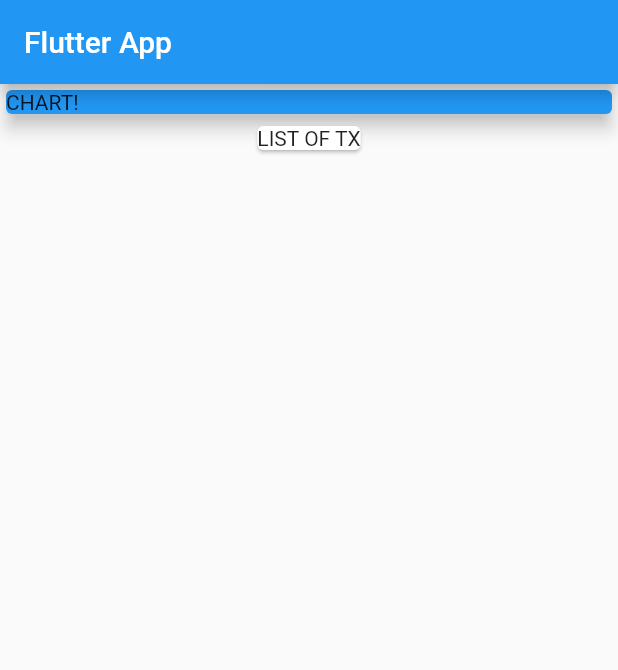
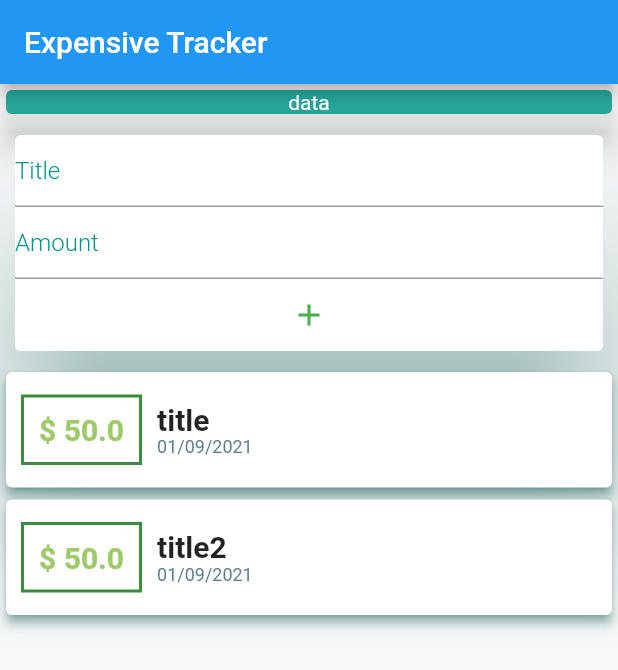
Before and after one commit to Atilian/app_flutter_expense_tracker, a Flutter app: the screen it shows after launch, on a phone screen of 412 x 824 dp. Shown: the top 670 px of the screen. Run offline on Flutter 3.47's test engine with Material 2 defaults, Android fonts, the phone set to English and light mode, and no system bars.

Commit message:
Add new feature

```diff
--- a/expense_tracker/lib/main.dart
+++ b/expense_tracker/lib/main.dart
@@ -1,4 +1,6 @@
 import 'package:flutter/material.dart';
+
+import '../widgets/user_transaction.dart';
 
 void main() => runApp(MyApp());
 
@@ -17,22 +19,30 @@ class MyHomePage extends StatelessWidget {
   Widget build(BuildContext context) {
     return Scaffold(
       appBar: AppBar(
-        title: Text('Flutter App'),
+        title: Text("Expensive Tracker"),
       ),
-      body: Column(
+      body: SingleChildScrollView(
+        child: Column(
+          mainAxisAlignment: MainAxisAlignment.start,
+          crossAxisAlignment: CrossAxisAlignment.stretch,
           children: <Widget>[
             Container(
               width: double.infinity,
               child: Card(
-              color: Colors.blue,
-              child: Text('CHART!'),
-              elevation: 5,
+                child: Text(
+                  "data",
+                  textAlign: TextAlign.center,
+                  style: TextStyle(
+                    color: Colors.white,
                   ),
                 ),
-          Card(
-            child: Text('LIST OF TX'),
+                elevation: 10,
+                color: Colors.teal[400],
               ),
+            ),
+            UserTransaction(),
           ],
+        ),
       ),
     );
   }
--- /dev/null
+++ b/expense_tracker/lib/models/transaction.dart
@@ -0,0 +1,15 @@
+import 'package:flutter/foundation.dart';
+
+class Transaction {
+  final String id;
+  final String title;
+  final double amount;
+  final DateTime date;
+
+  Transaction({
+    @required this.id,
+    @required this.title,
+    @required this.amount,
+    @required this.date,
+  });
+}
--- /dev/null
+++ b/expense_tracker/lib/widgets/new_transaction.dart
@@ -0,0 +1,52 @@
+import 'package:flutter/material.dart';
+
+class NewTransaction extends StatelessWidget {
+  final Function addNewTransaction;
+  final titleInput = TextEditingController();
+  final amountInput = TextEditingController();
+
+  NewTransaction({@required this.addNewTransaction});
+
+  @override
+  Widget build(BuildContext context) {
+    return Card(
+      elevation: 50,
+      margin: EdgeInsets.all(10),
+      shadowColor: Colors.teal,
+      child: Column(
+        children: <Widget>[
+          TextField(
+            decoration: InputDecoration(
+              hintText: "Title",
+              hintStyle: TextStyle(
+                color: Colors.teal,
+                fontWeight: FontWeight.w300,
+              ),
+            ),
+            controller: titleInput,
+          ),
+          TextField(
+            decoration: InputDecoration(
+              hintText: "Amount",
+              hintStyle: TextStyle(
+                color: Colors.teal,
+                fontWeight: FontWeight.w300,
+              ),
+            ),
+            controller: amountInput,
+          ),
+          TextButton(
+            onPressed: () {
+              addNewTransaction(
+                  titleInput.text, double.parse(amountInput.text));
+            },
+            child: Icon(
+              Icons.add,
+              color: Colors.green,
+            ),
+          )
+        ],
+      ),
+    );
+  }
+}
--- /dev/null
+++ b/expense_tracker/lib/widgets/transaction_list.dart
@@ -0,0 +1,69 @@
+import 'package:flutter/material.dart';
+import 'package:intl/intl.dart';
+
+import '../models/transaction.dart';
+
+class TransactionList extends StatelessWidget {
+  final List<Transaction> transactions;
+
+  TransactionList({@required this.transactions});
+
+  @override
+  Widget build(BuildContext context) {
+    return Container(
+      height: MediaQuery.of(context).size.height * 0.6,
+      child: ListView.builder(
+        itemBuilder: (context, index) {
+          return Card(
+            shadowColor: Colors.teal[600],
+            elevation: 3,
+            child: Row(
+              children: <Widget>[
+                Container(
+                  margin: EdgeInsets.symmetric(
+                    horizontal: 10,
+                    vertical: 15,
+                  ),
+                  padding: EdgeInsets.all(10),
+                  decoration: BoxDecoration(
+                    border: Border.all(
+                      color: Colors.green[700],
+                      width: 2,
+                    ),
+                  ),
+                  child: Text(
+                    "\$ " + transactions[index].amount.toString(),
+                    style: TextStyle(
+                        fontWeight: FontWeight.bold,
+                        fontSize: 20,
+                        color: Colors.lightGreen[400]),
+                  ),
+                ),
+                Column(
+                  crossAxisAlignment: CrossAxisAlignment.start,
+                  children: <Widget>[
+                    Text(
+                      transactions[index].title,
+                      style: TextStyle(
+                        fontWeight: FontWeight.bold,
+                        fontSize: 20,
+                      ),
+                    ),
+                    Text(
+                      DateFormat("dd/MM/yyyy").format(transactions[index].date),
+                      style: TextStyle(
+                        fontSize: 12,
+                        color: Colors.blueGrey,
+                      ),
+                    ),
+                  ],
+                ),
+              ],
+            ),
+          );
+        },
+        itemCount: transactions.length,
+      ),
+    );
+  }
+}
--- /dev/null
+++ b/expense_tracker/lib/widgets/user_transaction.dart
@@ -0,0 +1,50 @@
+import 'package:flutter/material.dart';
+
+import 'transaction_list.dart';
+import 'new_transaction.dart';
+import '../models/transaction.dart';
+
+class UserTransaction extends StatefulWidget {
+  @override
+  _UserTransactionState createState() => _UserTransactionState();
+}
+
+class _UserTransactionState extends State<UserTransaction> {
+  final List<Transaction> _userTransactions = [
+    Transaction(
+      id: "id",
+      title: "title",
+      amount: 50,
+      date: DateTime.now(),
+    ),
+    Transaction(
+      id: "id2",
+      title: "title2",
+      amount: 50,
+      date: DateTime.now(),
+    ),
+  ];
+
+  void _addNewTransaction(String title, double amount) {
+    setState(() {
+      _userTransactions.add(
+        Transaction(
+          id: "ID" + title + DateTime.now().toString(),
+          title: title,
+          amount: amount,
+          date: DateTime.now(),
+        ),
+      );
+    });
+  }
+
+  @override
+  Widget build(BuildContext context) {
+    return Column(
+      children: <Widget>[
+        NewTransaction(addNewTransaction: _addNewTransaction),
+        TransactionList(transactions: _userTransactions),
+      ],
+    );
+  }
+}
--- a/expense_tracker/pubspec.yaml
+++ b/expense_tracker/pubspec.yaml
@@ -19,6 +19,7 @@ environment:
 dependencies:
   flutter:
     sdk: flutter
+  intl: ^0.15.8
 
   # The following adds the Cupertino Icons font to your application.
   # Use with the CupertinoIcons class for iOS style icons.
```
Also changed, not shown: expense_tracker/pubspec.lock, 1 other file. Lines whose indentation alone changed are shown as unchanged.
